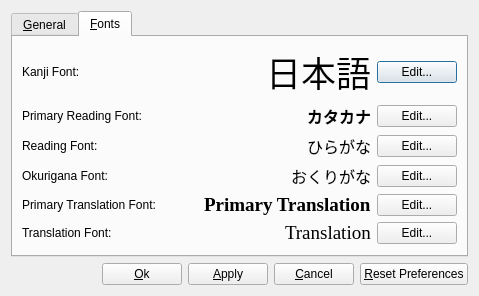
Old version of the form source/preferences.ui in the repository mrberti/Japovoc.
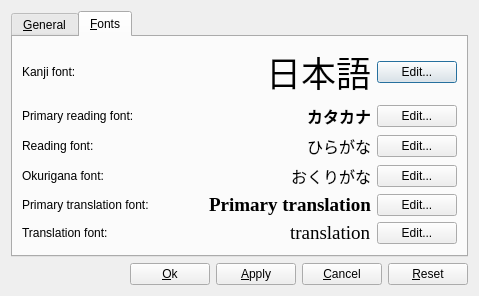
New version of the form.

Commit message: added some tooltips to preferences

What changed in the file:
```diff
--- a/source/preferences.ui
+++ b/source/preferences.ui
@@ -45,7 +45,7 @@
              <item>
               <widget class="QLabel" name="label_3">
                <property name="text">
-                <string>Kanji Font:</string>
+                <string>Kanji font:</string>
                </property>
               </widget>
              </item>
@@ -92,7 +92,7 @@
              <item>
               <widget class="QLabel" name="label_6">
                <property name="text">
-                <string>Primary Reading Font:</string>
+                <string>Primary reading font:</string>
                </property>
               </widget>
              </item>
@@ -141,7 +141,7 @@
              <item>
               <widget class="QLabel" name="label_4">
                <property name="text">
-                <string>Reading Font:</string>
+                <string>Reading font:</string>
                </property>
               </widget>
              </item>
@@ -188,7 +188,7 @@
              <item>
               <widget class="QLabel" name="label_2">
                <property name="text">
-                <string>Okurigana Font:</string>
+                <string>Okurigana font:</string>
                </property>
               </widget>
              </item>
@@ -235,7 +235,7 @@
              <item>
               <widget class="QLabel" name="label_5">
                <property name="text">
-                <string>Primary Translation Font:</string>
+                <string>Primary translation font:</string>
                </property>
               </widget>
              </item>
@@ -266,7 +266,7 @@
                 <enum>Qt::RightToLeft</enum>
                </property>
                <property name="text">
-                <string>Primary Translation</string>
+                <string>Primary translation</string>
                </property>
               </widget>
              </item>
@@ -284,7 +284,7 @@
              <item>
               <widget class="QLabel" name="label">
                <property name="text">
-                <string>Translation Font:</string>
+                <string>Translation font:</string>
                </property>
               </widget>
              </item>
@@ -313,7 +313,7 @@
                 <enum>Qt::RightToLeft</enum>
                </property>
                <property name="text">
-                <string>Translation</string>
+                <string>translation</string>
                </property>
               </widget>
              </item>
@@ -386,7 +386,7 @@
      <item>
       <widget class="QPushButton" name="btResetPreferences">
        <property name="text">
-        <string>&amp;Reset Preferences</string>
+        <string>&amp;Reset</string>
        </property>
       </widget>
      </item>
```
Left out of the diff: 23 changed lines with no effect on the pictures. The commit also changes 1 other file.
